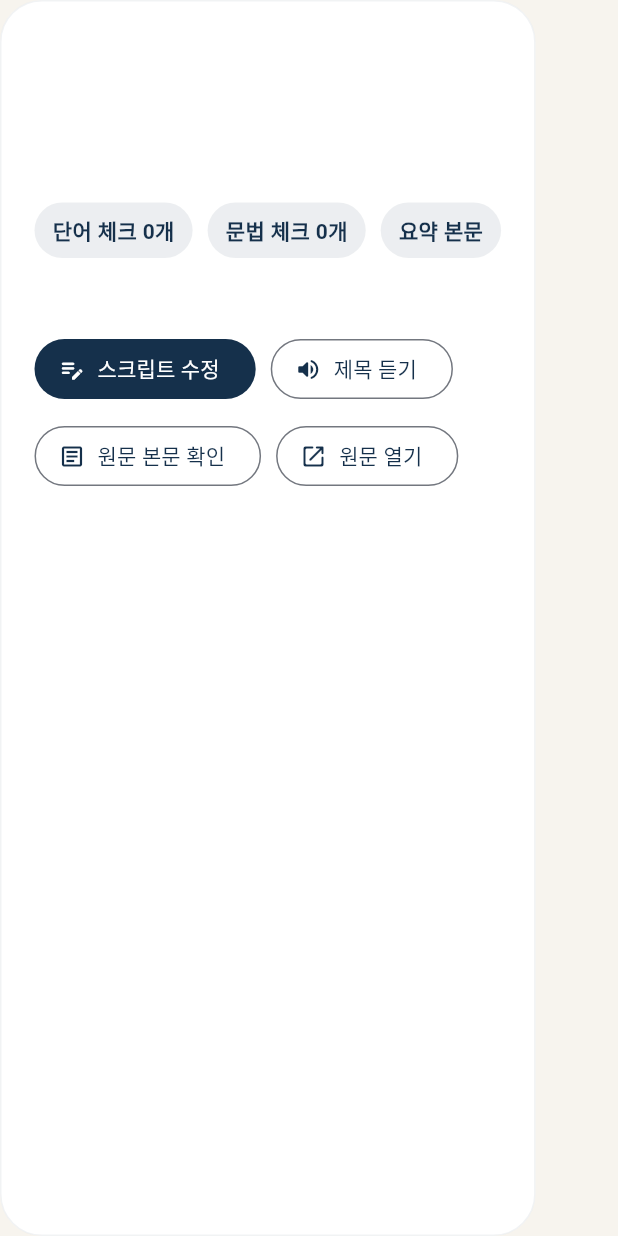
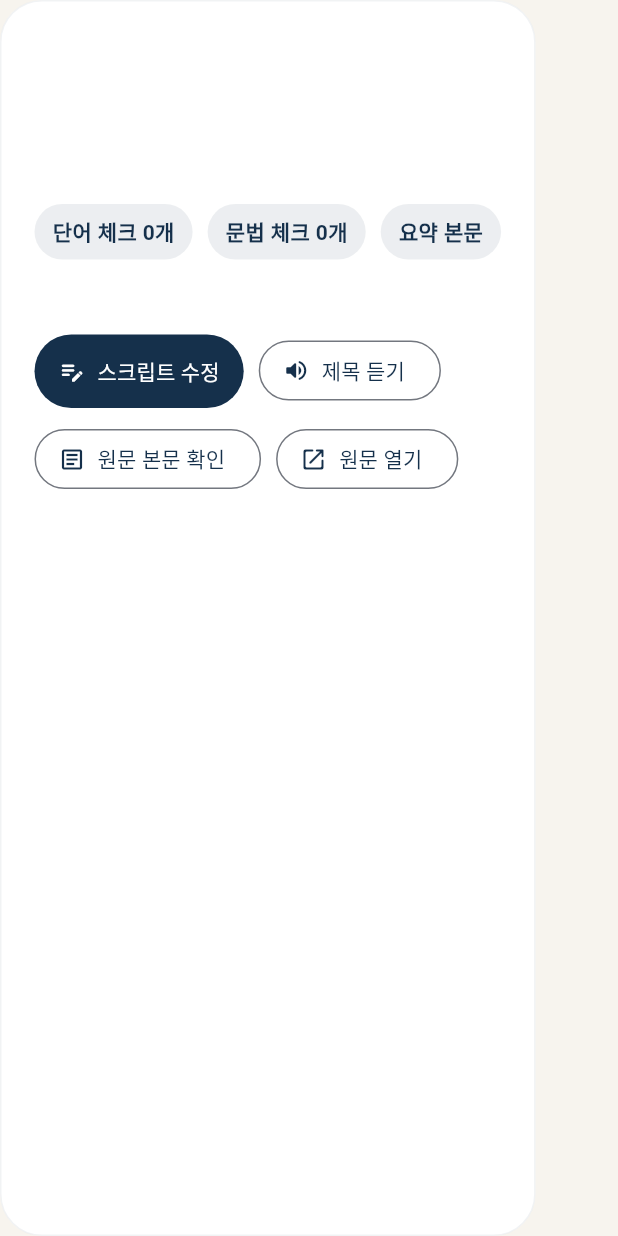
Before and after one commit to naedong/vocabapp, a Flutter app: the _ArticleHeroCard widget shown alone on an empty page, opened directly with empty values, on a phone screen of 412 x 824 dp. Run offline on Flutter 3.47's test engine with Material 3 defaults, Android fonts, the phone set to English and light mode, and no system bars; our stand-ins replace drift, drift_flutter, flutter_tts; accounts and stored records are empty; generated files the repository leaves out were written again; statements that could not run were skipped.

Commit message:
11.04.2026 03:11 PM - Check Mobile environment

```diff
--- a/lib/src/features/immersion/presentation/pages/article_reader_page.dart
+++ b/lib/src/features/immersion/presentation/pages/article_reader_page.dart
@@ -3,6 +3,7 @@
 import 'package:url_launcher/url_launcher.dart';
 
 import '../../../../app/app_theme.dart';
+import '../../../../app/responsive_layout.dart';
 import '../../../../core/audio/pronunciation_service.dart';
 import '../../../../core/database/app_database.dart';
 import '../../../../core/logging/app_logger.dart';
@@ -254,9 +255,17 @@
                     sentenceSnippet: _selectedWord!.contextSnippet,
                     allInsights: grammarInsights,
                   );
+            final layout = ResponsiveLayout.fromWidth(
+              MediaQuery.sizeOf(context).width,
+            );
 
             return ListView(
-              padding: const EdgeInsets.fromLTRB(16, 8, 16, 32),
+              padding: EdgeInsets.fromLTRB(
+                layout.isCompact ? 12 : 16,
+                8,
+                layout.isCompact ? 12 : 16,
+                32,
+              ),
               children: [
                 _ArticleHeroCard(
                   article: widget.article,
@@ -740,11 +749,16 @@
 
   @override
   Widget build(BuildContext context) {
+    return LayoutBuilder(
+      builder: (context, constraints) {
+        final layout = ResponsiveLayout.fromConstraints(constraints);
+        final compact = layout.isCompact;
+
         return Container(
-      padding: const EdgeInsets.all(22),
+          padding: EdgeInsets.all(compact ? 18 : 22),
           decoration: BoxDecoration(
             color: Colors.white,
-        borderRadius: BorderRadius.circular(28),
+            borderRadius: BorderRadius.circular(compact ? 24 : 28),
             border: Border.all(color: AppColors.ink.withValues(alpha: 0.06)),
           ),
           child: Column(
@@ -752,16 +766,17 @@
             children: [
               Text(
                 article.sourceName,
-            style: const TextStyle(
+                style: TextStyle(
                   color: AppColors.teal,
                   fontWeight: FontWeight.w700,
+                  fontSize: compact ? 13 : 14,
                 ),
               ),
               const SizedBox(height: 10),
               Text(
                 article.title,
-            style: const TextStyle(
-              fontSize: 28,
+                style: TextStyle(
+                  fontSize: compact ? 22 : 28,
                   fontWeight: FontWeight.w800,
                   color: AppColors.ink,
                   height: 1.2,
@@ -770,7 +785,13 @@
               const SizedBox(height: 10),
               Text(
                 article.description,
-            style: const TextStyle(height: 1.55, color: Color(0xFF536677)),
+                style: TextStyle(
+                  height: 1.55,
+                  color: const Color(0xFF536677),
+                  fontSize: compact ? 14 : 15,
+                ),
+                maxLines: compact ? 4 : null,
+                overflow: compact ? TextOverflow.ellipsis : null,
               ),
               const SizedBox(height: 16),
               Wrap(
@@ -804,7 +825,13 @@
                     onPressed: onEditScript,
                     icon: const Icon(Icons.edit_note_rounded),
                     label: const Text('스크립트 수정'),
-                style: FilledButton.styleFrom(backgroundColor: AppColors.ink),
+                    style: FilledButton.styleFrom(
+                      backgroundColor: AppColors.ink,
+                      padding: EdgeInsets.symmetric(
+                        horizontal: compact ? 14 : 16,
+                        vertical: compact ? 12 : 14,
+                      ),
+                    ),
                   ),
                   OutlinedButton.icon(
                     onPressed: onSpeakTitle,
@@ -831,6 +858,8 @@
             ],
           ),
         );
+      },
+    );
   }
 
   Future<void> _openOriginalArticle(BuildContext context, String url) async {
@@ -862,11 +891,15 @@
 
   @override
   Widget build(BuildContext context) {
+    return LayoutBuilder(
+      builder: (context, constraints) {
+        final compact = constraints.maxWidth < 520;
+
         return Container(
-      padding: const EdgeInsets.all(20),
+          padding: EdgeInsets.all(compact ? 16 : 20),
           decoration: BoxDecoration(
             color: Colors.white.withValues(alpha: 0.94),
-        borderRadius: BorderRadius.circular(28),
+            borderRadius: BorderRadius.circular(compact ? 24 : 28),
             border: Border.all(color: AppColors.ink.withValues(alpha: 0.06)),
           ),
           child: Column(
@@ -874,8 +907,8 @@
             children: [
               Text(
                 title,
-            style: const TextStyle(
-              fontSize: 22,
+                style: TextStyle(
+                  fontSize: compact ? 20 : 22,
                   fontWeight: FontWeight.w800,
                   color: AppColors.ink,
                 ),
@@ -883,12 +916,18 @@
               const SizedBox(height: 8),
               Text(
                 subtitle,
-            style: const TextStyle(height: 1.55, color: Color(0xFF60707F)),
+                style: TextStyle(
+                  height: 1.55,
+                  color: const Color(0xFF60707F),
+                  fontSize: compact ? 14 : 15,
+                ),
               ),
               const SizedBox(height: 16),
               child,
             ],
           ),
+        );
+      },
     );
   }
 }
```
Lines whose indentation alone changed are shown as unchanged.
